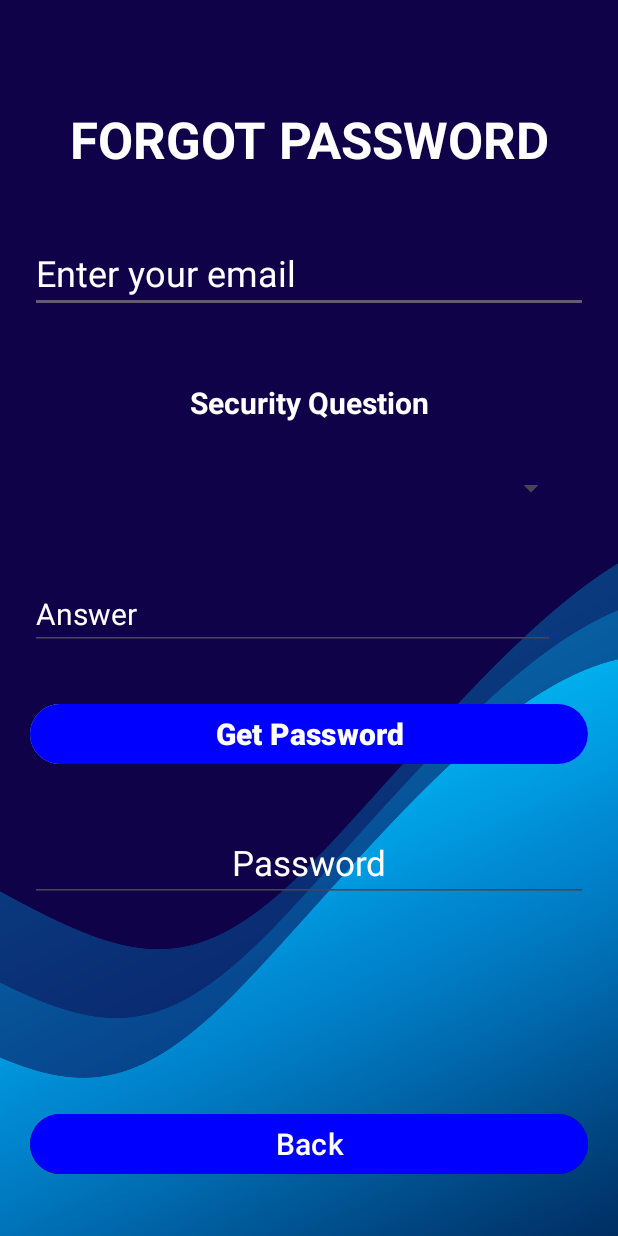
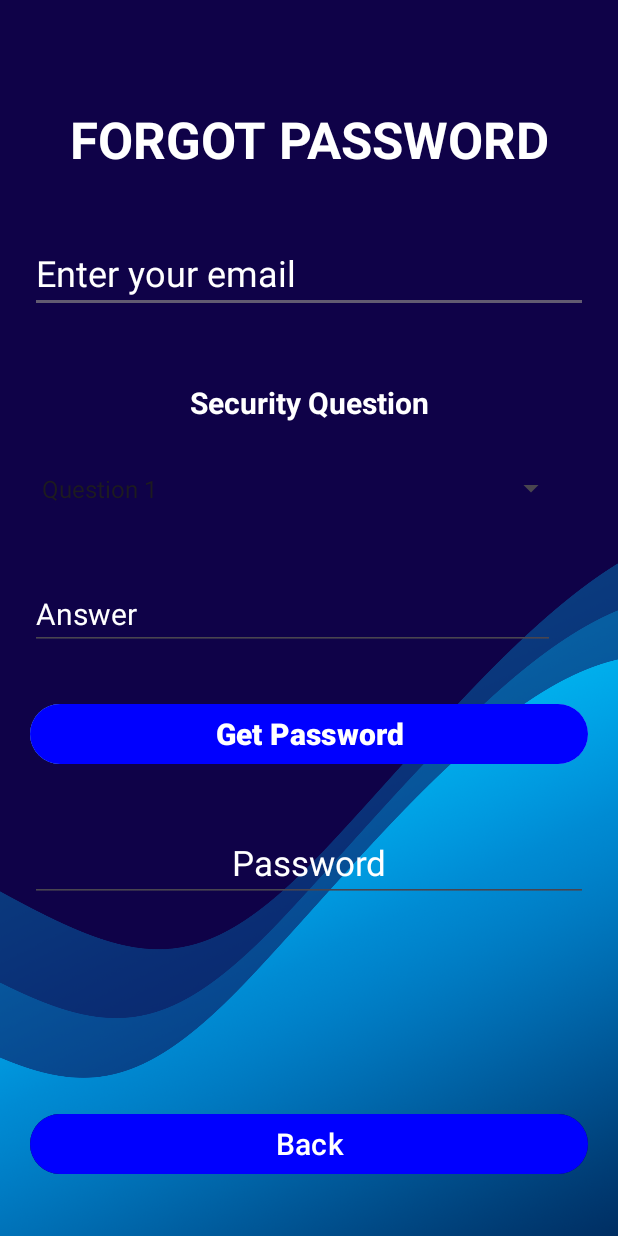
Before and after one commit to DhanukaDB/BLOOMROOM10, an Android app: the ForgotPasswordActivity screen opened directly, with no data from a screen before it, after a tap on "Get Password", on a phone screen of 412 x 824 dp. Run offline under Robolectric (Android 15) with nearby library versions, the phone set to English and light mode, and no system bars; our stand-ins replace Firebase (no records; nobody signed in at launch, a user with empty details on screens opened directly).

Commit message:
change forgot pw not solved

```diff
--- a/app/src/main/java/com/example/bloomroom10/ForgotPasswordActivity.java
+++ b/app/src/main/java/com/example/bloomroom10/ForgotPasswordActivity.java
@@ -1,11 +1,6 @@
 package com.example.bloomroom10;
 
 import androidx.appcompat.app.AppCompatActivity;
-
-import com.google.firebase.auth.FirebaseAuth;
-import com.google.firebase.firestore.CollectionReference;
-import com.google.firebase.firestore.DocumentReference;
-import com.google.firebase.firestore.FirebaseFirestore;
 
 import android.annotation.SuppressLint;
 import android.database.Cursor;
@@ -19,6 +14,11 @@ import android.widget.EditText;
 import android.widget.Spinner;
 import android.widget.TextView;
 import android.widget.Toast;
+
+import com.google.firebase.auth.FirebaseAuth;
+import com.google.firebase.firestore.DocumentReference;
+import com.google.firebase.firestore.DocumentSnapshot;
+import com.google.firebase.firestore.FirebaseFirestore;
 
 public class ForgotPasswordActivity extends AppCompatActivity implements AdapterView.OnItemSelectedListener {
 
@@ -49,6 +49,11 @@ public class ForgotPasswordActivity extends AppCompatActivity implements Adapter
         retrieve.setBackgroundColor(Color.BLUE);
         back.setBackgroundColor(Color.BLUE);
 
+        // Populate the spinner with choices
+        ArrayAdapter<CharSequence> adapter = ArrayAdapter.createFromResource(this, R.array.security_questions_array, android.R.layout.simple_spinner_item);
+        adapter.setDropDownViewResource(android.R.layout.simple_spinner_dropdown_item);
+        spinner.setAdapter(adapter);
+
         spinner.setOnItemSelectedListener(this);
 
         back.setOnClickListener(v -> {
@@ -59,21 +64,32 @@ public class ForgotPasswordActivity extends AppCompatActivity implements Adapter
             String ans = answer.getText().toString();
             String secQue = question.getText().toString();
 
-           /* if (user.equals("") || ans.equals("")) {
+            if (user.equals("") || ans.equals("")) {
                 Toast.makeText(ForgotPasswordActivity.this, "You are missing username/answer field", Toast.LENGTH_SHORT).show();
             } else {
-                Cursor cursor = fStore.viewPassword(user, ans, secQue);
+                // Reference to the "users" collection in Firestore
+                DocumentReference userDocumentRef = fStore.collection("User").document(user);
 
-                if (cursor.getCount() != 0) {
-                    Toast.makeText(ForgotPasswordActivity.this, "Username and Answer are matched", Toast.LENGTH_SHORT).show();
+                userDocumentRef.get().addOnCompleteListener(task -> {
+                    if (task.isSuccessful()) {
+                        DocumentSnapshot document = task.getResult();
+                        if (document.exists()) {
+                            // Document found, retrieve the password or other data as needed
+                            String retrievedPassword = document.getString("password");
 
-                    cursor.moveToNext();
-                    password.setText(cursor.getString(1));
-                } else {
-                    Toast.makeText(ForgotPasswordActivity.this, "Invalid Username or Answer or Security Question. Try Again!", Toast.LENGTH_SHORT).show();
-                }
-            }*/
+                            Toast.makeText(ForgotPasswordActivity.this, "Username and Answer are matched", Toast.LENGTH_SHORT).show();
+                            password.setText(retrievedPassword);
+                        } else {
+                            Toast.makeText(ForgotPasswordActivity.this, "Invalid Username or Answer or Security Question. Try Again!", Toast.LENGTH_SHORT).show();
+                        }
+                    } else {
+                        Toast.makeText(ForgotPasswordActivity.this, "Error retrieving data from Firestore", Toast.LENGTH_SHORT).show();
+                    }
+
+                });
+            }
         });
+
     }
 
     @Override
--- a/app/src/main/res/values/strings.xml
+++ b/app/src/main/res/values/strings.xml
@@ -2,4 +2,9 @@
 <resources>
     <string name="app_name">BLOOM ROOM 10</string>
     <string name="select_offer_percentage">Select Offer Percentage</string>
+    <string-array name="security_questions_array">
+        <item>Question 1</item>
+        <item>Question 2</item>
+        <!-- Add more questions as needed -->
+    </string-array>
 </resources>
```
